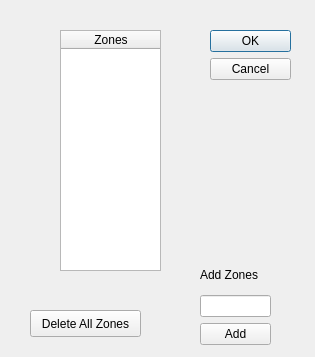
This is editZone.ui in rbistolfi/gps-tracking as Qt 5 draws it before an edit. The edited form follows.
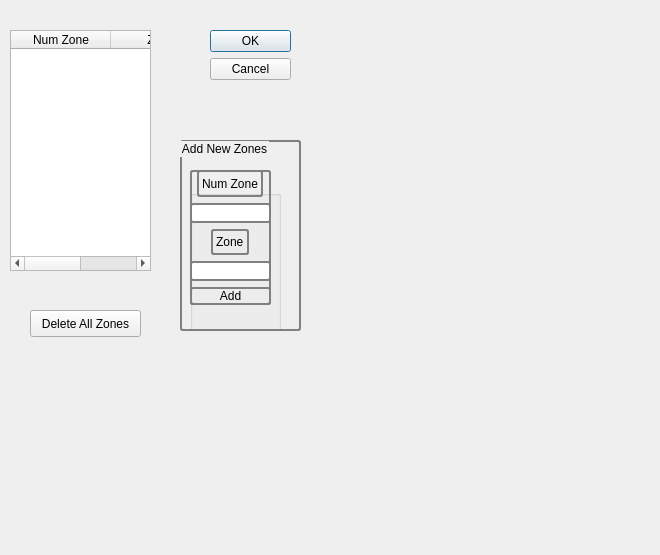
This is the edited form.

```diff
--- a/editZone.ui
+++ b/editZone.ui
@@ -6,8 +6,8 @@
    <rect>
     <x>0</x>
     <y>0</y>
-    <width>315</width>
-    <height>357</height>
+    <width>660</width>
+    <height>555</height>
    </rect>
   </property>
   <property name="windowTitle">
@@ -32,15 +32,20 @@
   <widget class="QTableWidget" name="tableWidget">
    <property name="geometry">
     <rect>
-     <x>60</x>
+     <x>10</x>
      <y>30</y>
-     <width>101</width>
+     <width>141</width>
      <height>241</height>
     </rect>
    </property>
    <column>
     <property name="text">
-     <string>Zones</string>
+     <string>Num Zone</string>
+    </property>
+   </column>
+   <column>
+    <property name="text">
+     <string>Zone</string>
     </property>
    </column>
   </widget>
@@ -57,20 +62,46 @@
     <string>Delete All Zones</string>
    </property>
   </widget>
+  <widget class="QGroupBox" name="groupBox">
+   <property name="geometry">
+    <rect>
+     <x>180</x>
+     <y>140</y>
+     <width>121</width>
+     <height>191</height>
+    </rect>
+   </property>
+   <property name="styleSheet">
+    <string notr="true">border: 2px solid gray; 
+     border-radius: 3px;</string>
+   </property>
+   <property name="title">
+    <string>Add New Zones</string>
+   </property>
   <widget class="QWidget" name="">
    <property name="geometry">
     <rect>
-     <x>200</x>
-     <y>260</y>
-     <width>71</width>
-     <height>85</height>
-    </rect>
-   </property>
-   <layout class="QVBoxLayout" name="verticalLayout">
+      <x>10</x>
+      <y>30</y>
+      <width>81</width>
+      <height>135</height>
+     </rect>
+    </property>
+    <layout class="QVBoxLayout" name="verticalLayout_2">
+     <item alignment="Qt::AlignHCenter">
+      <widget class="QLabel" name="label_2">
+       <property name="text">
+        <string>Num Zone</string>
+       </property>
+      </widget>
+     </item>
     <item>
+      <widget class="QLineEdit" name="lnNumZone"/>
+     </item>
+     <item alignment="Qt::AlignHCenter">
      <widget class="QLabel" name="label">
       <property name="text">
-       <string>Add Zones</string>
+        <string>Zone</string>
       </property>
      </widget>
     </item>
@@ -86,6 +117,28 @@
     </item>
    </layout>
   </widget>
+  </widget>
+  <widget class="QGroupBox" name="">
+   <property name="geometry">
+    <rect>
+     <x>190</x>
+     <y>190</y>
+     <width>91</width>
+     <height>141</height>
+    </rect>
+   </property>
+   <layout class="QVBoxLayout" name="verticalLayout"/>
+  </widget>
+  <zorder>buttonBox</zorder>
+  <zorder>tblZone</zorder>
+  <zorder>btnDeleteZone</zorder>
+  <zorder>label_2</zorder>
+  <zorder>lnZone</zorder>
+  <zorder>btnAdd</zorder>
+  <zorder>lnNumZone</zorder>
+  <zorder>label</zorder>
+  <zorder>label</zorder>
+  <zorder>groupBox</zorder>
  </widget>
  <resources/>
  <connections>
```
Left out of the diff: 2 changed lines with no effect on the pictures. Lines whose indentation alone changed are shown as unchanged.
